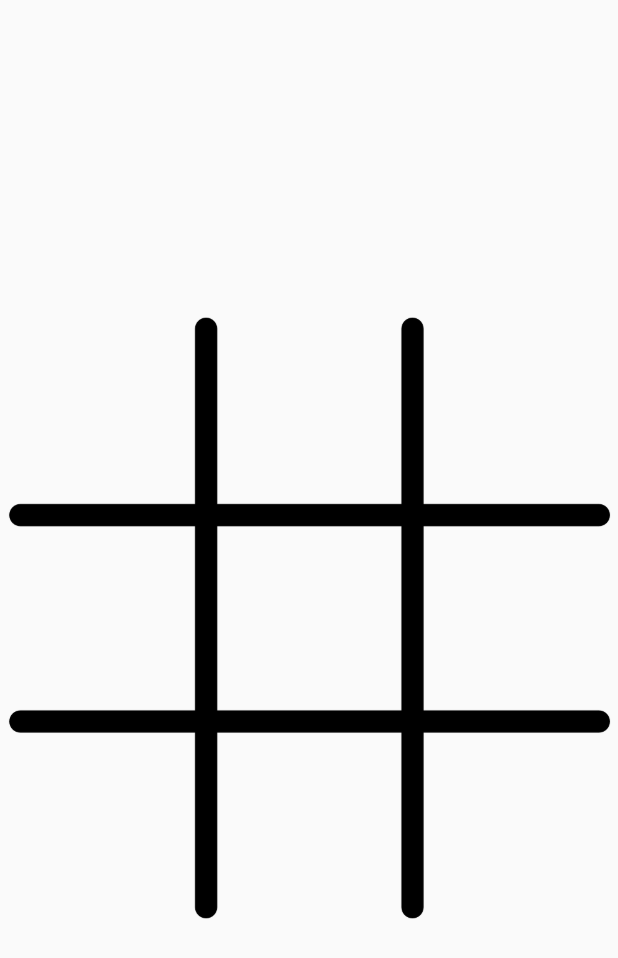
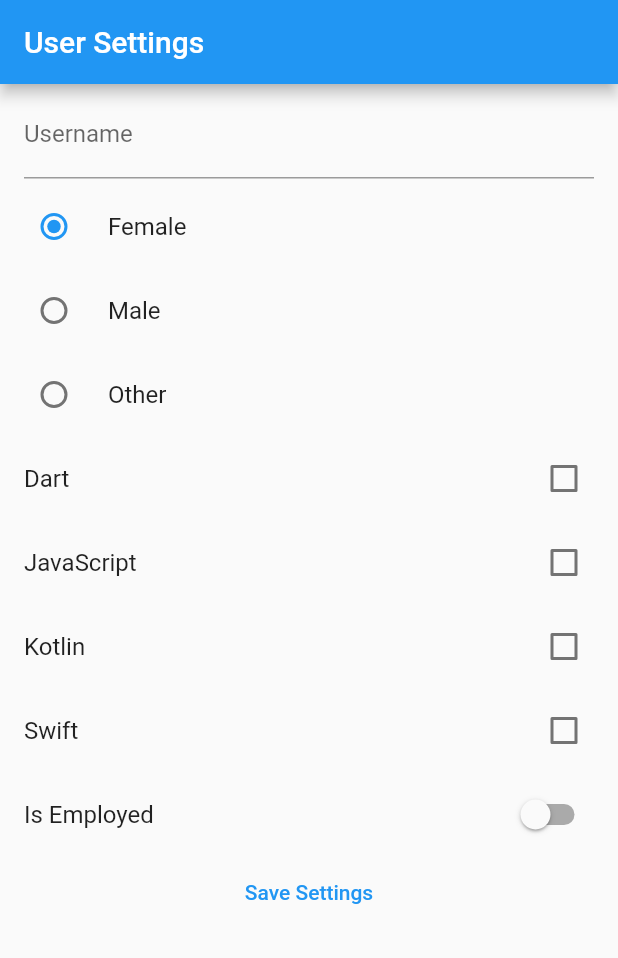
Before and after one commit to vaibhavaiscoder/block_library, a Flutter app: the screen it shows after launch, on a phone screen of 412 x 824 dp. Shown: the top 958 px of the screen. Run offline on Flutter 3.47's test engine with Material 2 defaults, Android fonts, the phone set to English and light mode, and no system bars; our stand-ins replace shared_preferences.

Commit message:
shared preferences ex

```diff
--- a/lib/board_tile.dart
+++ /dev/null
@@ -1,52 +0,0 @@
-import 'package:flutter/material.dart';
-import 'package:flutter_application_1/tile_state.dart';
-
-class BoardTile extends StatelessWidget {
-  final TileState tileState;
-  final double dimension;
-  final VoidCallback onPressed;
-
-  const BoardTile(
-      {Key? key,
-      required this.tileState,
-      required this.dimension,
-      required this.onPressed})
-      : super(key: key);
-
-  @override
-  Widget build(BuildContext context) {
-    return SizedBox(
-        width: dimension,
-        height: dimension,
-        child: TextButton(
-          onPressed: onPressed,
-          child: _widgetForTileState(),
-        ));
-  }
-
-  Widget _widgetForTileState() {
-    Widget widget;
-
-    switch (tileState) {
-      case TileState.EMPTY:
-        {
-          widget = Container();
-        }
-        break;
-
-      case TileState.CROSS:
-        {
-          widget = Image.asset('assets/x.png');
-        }
-        break;
-
-      case TileState.CIRCLE:
-        {
-          widget = Image.asset('assets/o.png');
-        }
-        break;
-    }
-
-    return widget;
-  }
-}
--- a/lib/main.dart
+++ b/lib/main.dart
@@ -1,191 +1,139 @@
 import 'package:flutter/material.dart';
-import 'package:flutter_application_1/board_tile.dart';
-import 'package:flutter_application_1/tile_state.dart';
+import 'package:flutter_application_1/models.dart';
+import 'package:flutter_application_1/preferences_service.dart';
 
 void main() {
   runApp(const MyApp());
 }
 
 class MyApp extends StatefulWidget {
-  const MyApp({Key? key}) : super(key: key);
+  const MyApp({super.key});
 
   @override
   State<StatefulWidget> createState() => _MyAppState();
 }
 
 class _MyAppState extends State<MyApp> {
-  final navigatorKey = GlobalKey<NavigatorState>();
-  var _boardState = List.filled(9, TileState.EMPTY);
+  final _preferencesService = PreferencesService();
 
-  var _currentTurn = TileState.CROSS;
+  final _usernameController = TextEditingController();
+  var _selectedGender = Gender.FEMALE;
+  var _selectedLanguages = <ProgrammingLanguage>{};
+  var _isEmployed = false;
+
+  @override
+  void initState() {
+    super.initState();
+    _populateFields();
+  }
+
+  void _populateFields() async {
+    final settings = await _preferencesService.getSettings();
+    setState(() {
+      _usernameController.text = settings.username;
+      _selectedGender = settings.gender;
+      _selectedLanguages = settings.programmingLanguages;
+      _isEmployed = settings.isEmployed;
+    });
+  }
 
   @override
   Widget build(BuildContext context) {
     return MaterialApp(
-      navigatorKey: navigatorKey,
       home: Scaffold(
-        body: Center(
-          child: Stack(
-            children: [
-              Image.asset('assets/board.png'),
-              _boardTiles(),
-            ],
-          ),
+        appBar: AppBar(
+          title: const Text('User Settings'),
+        ),
+        body: ListView(
+          children: [
+            ListTile(
+              title: TextField(
+                controller: _usernameController,
+                decoration: const InputDecoration(labelText: 'Username'),
+              ),
+            ),
+            RadioListTile(
+                title: const Text('Female'),
+                value: Gender.FEMALE,
+                groupValue: _selectedGender,
+                onChanged: (newValue) =>
+                    setState(() => _selectedGender = newValue!)),
+            RadioListTile(
+                title: const Text('Male'),
+                value: Gender.MALE,
+                groupValue: _selectedGender,
+                onChanged: (newValue) =>
+                    setState(() => _selectedGender = newValue!)),
+            RadioListTile(
+                title: const Text('Other'),
+                value: Gender.OTHER,
+                groupValue: _selectedGender,
+                onChanged: (newValue) =>
+                    setState(() => _selectedGender = newValue!)),
+            CheckboxListTile(
+                title: const Text('Dart'),
+                value: _selectedLanguages.contains(ProgrammingLanguage.DART),
+                onChanged: (_) {
+                  setState(() {
+                    _selectedLanguages.contains(ProgrammingLanguage.DART)
+                        ? _selectedLanguages.remove(ProgrammingLanguage.DART)
+                        : _selectedLanguages.add(ProgrammingLanguage.DART);
+                  });
+                }),
+            CheckboxListTile(
+                title: const Text('JavaScript'),
+                value:
+                    _selectedLanguages.contains(ProgrammingLanguage.JAVASCRIPT),
+                onChanged: (_) {
+                  setState(() {
+                    _selectedLanguages.contains(ProgrammingLanguage.JAVASCRIPT)
+                        ? _selectedLanguages
+                            .remove(ProgrammingLanguage.JAVASCRIPT)
+                        : _selectedLanguages
+                            .add(ProgrammingLanguage.JAVASCRIPT);
+                  });
+                }),
+            CheckboxListTile(
+                title: const Text('Kotlin'),
+                value: _selectedLanguages.contains(ProgrammingLanguage.KOTLIN),
+                onChanged: (_) {
+                  setState(() {
+                    _selectedLanguages.contains(ProgrammingLanguage.KOTLIN)
+                        ? _selectedLanguages.remove(ProgrammingLanguage.KOTLIN)
+                        : _selectedLanguages.add(ProgrammingLanguage.KOTLIN);
+                  });
+                }),
+            CheckboxListTile(
+                title: const Text('Swift'),
+                value: _selectedLanguages.contains(ProgrammingLanguage.SWIFT),
+                onChanged: (_) {
+                  setState(() {
+                    _selectedLanguages.contains(ProgrammingLanguage.SWIFT)
+                        ? _selectedLanguages.remove(ProgrammingLanguage.SWIFT)
+                        : _selectedLanguages.add(ProgrammingLanguage.SWIFT);
+                  });
+                }),
+            SwitchListTile(
+                title: const Text('Is Employed'),
+                value: _isEmployed,
+                onChanged: (newValue) =>
+                    setState(() => _isEmployed = newValue)),
+            TextButton(
+                onPressed: _saveSettings, child: const Text('Save Settings'))
+          ],
         ),
       ),
     );
   }
 
-  Widget _boardTiles() {
-    return Builder(builder: (context) {
-      final boardDimension = MediaQuery.of(context).size.width;
-      final tileDimension = boardDimension / 3;
+  void _saveSettings() {
+    final newSettings = Settings(
+        username: _usernameController.text,
+        gender: _selectedGender,
+        programmingLanguages: _selectedLanguages,
+        isEmployed: _isEmployed);
 
-      return SizedBox(
-        width: boardDimension,
-        height: boardDimension,
-        child: Column(
-          children: chunk(_boardState, 3).asMap().entries.map((entry) {
-            final chunkIndex = entry.key;
-            final tileStateChunk = entry.value;
-
-            return Row(
-              children: tileStateChunk.asMap().entries.map((innerEntry) {
-                final innerIndex = innerEntry.key;
-                final tileState = innerEntry.value;
-                final tileIndex = (chunkIndex * 3) + innerIndex;
-
-                return BoardTile(
-                  tileState: tileState,
-                  dimension: tileDimension,
-                  onPressed: () => _updateTileStateForIndex(tileIndex),
-                );
-              }).toList(),
-            );
-          }).toList(),
-        ),
-      );
-    });
-  }
-
-  void _updateTileStateForIndex(int selectedIndex) {
-    if (_boardState[selectedIndex] == TileState.EMPTY) {
-      setState(() {
-        _boardState[selectedIndex] = _currentTurn;
-        _currentTurn = _currentTurn == TileState.CROSS
-            ? TileState.CIRCLE
-            : TileState.CROSS;
-      });
-
-      final winner = _findWinner();
-      if (winner != null) {
-        print('Winner is: $winner');
-        _showWinnerDialog(winner);
-      } else if (!_boardState.contains(TileState.EMPTY)) {
-        // Check for a draw (no empty tiles left)
-        print('It\'s a draw!');
-        _showDrawDialog();
-      }
-    }
-  }
-
-  void _showDrawDialog() {
-    final context = navigatorKey.currentState!.overlay!.context;
-    showDialog(
-      context: context,
-      barrierDismissible: false,
-      builder: (_) {
-        return AlertDialog(
-          title: const Text('Draw'),
-          content: const Text('The game ended in a draw.'),
-          actions: [
-            TextButton(
-              onPressed: () {
-                _resetGame();
-                Navigator.of(context).pop();
-              },
-              child: const Text('New Game'),
-            )
-          ],
-        );
-      },
-    );
-  }
-
-  TileState? _findWinner() {
-    TileState? winner;
-
-    winnerForMatch(a, b, c) {
-      if (_boardState[a] != TileState.EMPTY) {
-        if ((_boardState[a] == _boardState[b]) &&
-            (_boardState[b] == _boardState[c])) {
-          return _boardState[a];
-        }
-      }
-      return null;
-    }
-
-    final checks = [
-      winnerForMatch(0, 1, 2),
-      winnerForMatch(3, 4, 5),
-      winnerForMatch(6, 7, 8),
-      winnerForMatch(0, 3, 6),
-      winnerForMatch(1, 4, 7),
-      winnerForMatch(2, 5, 8),
-      winnerForMatch(0, 4, 8),
-      winnerForMatch(2, 4, 6),
-    ];
-
-    for (int i = 0; i < checks.length; i++) {
-      final checkResult = checks[i];
-      if (checkResult != null) {
-        winner = checkResult;
-        break;
-      }
-    }
-
-    return winner;
-  }
-
-  void _showWinnerDialog(TileState tileState) {
-    final context = navigatorKey.currentState!.overlay!.context;
-    showDialog(
-      context: context,
-      barrierDismissible: false,
-      builder: (_) {
-        return AlertDialog(
-          title: const Text('Winner'),
-          content: Image.asset(
-            tileState == TileState.CROSS ? 'assets/x.png' : 'assets/o.png',
-            width: 100.0, // Adjust the width as needed
-            height: 100.0, // Adjust the height as needed
-          ),
-          actions: [
-            TextButton(
-              onPressed: () {
-                _resetGame();
-                Navigator.of(context).pop();
-              },
-              child: const Text('New Game'),
-            )
-          ],
-        );
-      },
-    );
-  }
-
-  void _resetGame() {
-    setState(() {
-      _boardState = List.filled(9, TileState.EMPTY);
-      _currentTurn = TileState.CROSS;
-    });
+    print(newSettings);
+    _preferencesService.saveSettings(newSettings);
   }
 }
-
-List<List<T>> chunk<T>(List<T> list, int chunkSize) {
-  List<List<T>> chunks = [];
-  for (int i = 0; i < list.length; i += chunkSize) {
-    chunks.add(list.sublist(i, i + chunkSize));
-  }
-  return chunks;
-}
--- /dev/null
+++ b/lib/models.dart
@@ -0,0 +1,16 @@
+enum Gender { FEMALE, MALE, OTHER }
+
+enum ProgrammingLanguage { DART, JAVASCRIPT, KOTLIN, SWIFT }
+
+class Settings {
+  final String username;
+  final Gender gender;
+  final Set<ProgrammingLanguage> programmingLanguages;
+  final bool isEmployed;
+
+  Settings(
+      {required this.username,
+      required this.gender,
+      required this.programmingLanguages,
+      required this.isEmployed});
+}
--- /dev/null
+++ b/lib/preferences_service.dart
@@ -0,0 +1,47 @@
+import 'package:shared_preferences/shared_preferences.dart';
+
+import 'models.dart';
+
+class PreferencesService {
+  Future saveSettings(Settings settings) async {
+    final preferences = await SharedPreferences.getInstance();
+
+    await preferences.setString('username', settings.username);
+    await preferences.setBool('isEmployed', settings.isEmployed);
+    await preferences.setInt('gender', settings.gender.index);
+    await preferences.setStringList(
+        'programmingLanguages',
+        settings.programmingLanguages
+            .map((lang) => lang.index.toString())
+            .toList());
+
+    print('Saved settings');
+  }
+
+  Future<Settings> getSettings() async {
+    final preferences = await SharedPreferences.getInstance();
+
+    final username = preferences.getString('username');
+    final isEmployed =
+        preferences.getBool('isEmployed') ?? false; // Provide a default value
+    final gender = Gender.values[preferences.getInt('gender') ?? 0];
+
+    final programmingLanguagesIndicies =
+        preferences.getStringList('programmingLanguages');
+
+    final programmingLanguages = programmingLanguagesIndicies != null
+        ? programmingLanguagesIndicies
+            .map((stringIndex) =>
+                ProgrammingLanguage.values[int.parse(stringIndex)])
+            .toSet()
+        : Set<ProgrammingLanguage>();
+
+    return Settings(
+      username: username ?? '', // Provide a default value
+      gender: gender,
+      programmingLanguages: programmingLanguages,
+      isEmployed: isEmployed,
+    );
+  }
+
+}
--- a/pubspec.yaml
+++ b/pubspec.yaml
@@ -34,6 +34,7 @@ dependencies:
   # The following adds the Cupertino Icons font to your application.
   # Use with the CupertinoIcons class for iOS style icons.
   cupertino_icons: ^1.0.2
+  shared_preferences: ^2.2.1
 
 dev_dependencies:
   flutter_test:
```
Also changed, not shown: lib/tile_state.dart (deleted, +0 -10 lines), assets/board.png (deleted), assets/o.png (deleted), assets/x.png (deleted), pubspec.lock, 1 other file.
